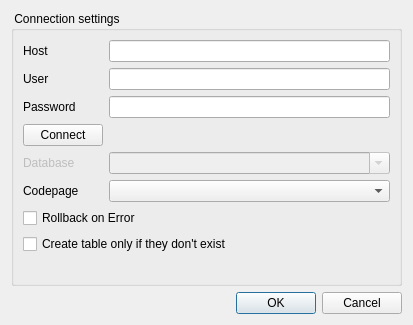
Before: the Qt Designer form InjectSqlDialog.ui in fritzone/ddm, drawn with Qt 5.
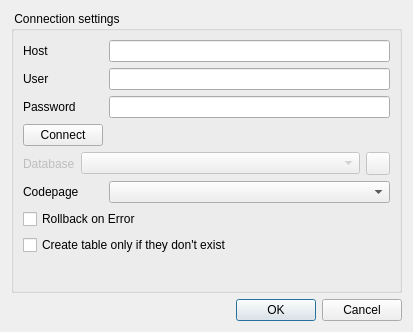
After: the same form once the commit is applied. Icons and pictures are not drawn.

```diff
--- a/InjectSqlDialog.ui
+++ b/InjectSqlDialog.ui
@@ -7,11 +7,11 @@
     <x>0</x>
     <y>0</y>
     <width>413</width>
-    <height>325</height>
+    <height>332</height>
    </rect>
   </property>
   <property name="windowTitle">
-   <string>Dialog</string>
+   <string>Deploy</string>
   </property>
   <layout class="QVBoxLayout" name="verticalLayout">
    <item>
@@ -20,9 +20,6 @@
       <string> Connection settings </string>
      </property>
      <layout class="QFormLayout" name="formLayout">
-      <property name="fieldGrowthPolicy">
-       <enum>QFormLayout::AllNonFixedFieldsGrow</enum>
-      </property>
       <item row="0" column="0">
        <widget class="QLabel" name="label">
         <property name="text">
@@ -64,7 +61,12 @@
         </property>
        </widget>
       </item>
-      <item row="4" column="0">
+      <item row="4" column="0" colspan="2">
+       <layout class="QFormLayout" name="formLayout_2">
+        <property name="fieldGrowthPolicy">
+         <enum>QFormLayout::AllNonFixedFieldsGrow</enum>
+        </property>
+        <item row="0" column="0">
        <widget class="QLabel" name="lblDatabase">
         <property name="enabled">
          <bool>false</bool>
@@ -74,15 +76,54 @@
         </property>
        </widget>
       </item>
-      <item row="4" column="1">
+        <item row="0" column="1">
+         <layout class="QHBoxLayout" name="horizontalLayout_2">
+          <item>
        <widget class="QComboBox" name="cmbDatabases">
         <property name="enabled">
          <bool>false</bool>
         </property>
         <property name="editable">
-         <bool>true</bool>
-        </property>
-       </widget>
+             <bool>false</bool>
+            </property>
+            <property name="insertPolicy">
+             <enum>QComboBox::InsertAlphabetically</enum>
+            </property>
+           </widget>
+          </item>
+          <item>
+           <widget class="QToolButton" name="btnCreateDatabase">
+            <property name="enabled">
+             <bool>false</bool>
+            </property>
+            <property name="toolTip">
+             <string>Create a new database</string>
+            </property>
+            <property name="statusTip">
+             <string>Create a new database</string>
+            </property>
+            <property name="text">
+             <string/>
+            </property>
+            <property name="icon">
+             <iconset>
+              <normaloff>:/images/actions/images/small/add.png</normaloff>:/images/actions/images/small/add.png</iconset>
+            </property>
+           </widget>
+          </item>
+         </layout>
+        </item>
+       </layout>
+      </item>
+      <item row="5" column="0">
+       <widget class="QLabel" name="label_2">
+        <property name="text">
+         <string>Codepage</string>
+        </property>
+       </widget>
+      </item>
+      <item row="5" column="1">
+       <widget class="QComboBox" name="cmbCharacterSets"/>
       </item>
       <item row="6" column="0" colspan="2">
        <widget class="QCheckBox" name="chkRollbackOnError">
@@ -98,16 +139,6 @@
         </property>
        </widget>
       </item>
-      <item row="5" column="1">
-       <widget class="QComboBox" name="cmbCharacterSets"/>
-      </item>
-      <item row="5" column="0">
-       <widget class="QLabel" name="label_2">
-        <property name="text">
-         <string>Codepage</string>
-        </property>
-       </widget>
-      </item>
      </layout>
     </widget>
    </item>
```
Left out of the diff: 17 changed lines with no effect on the pictures. Lines whose indentation alone changed are shown as unchanged.
